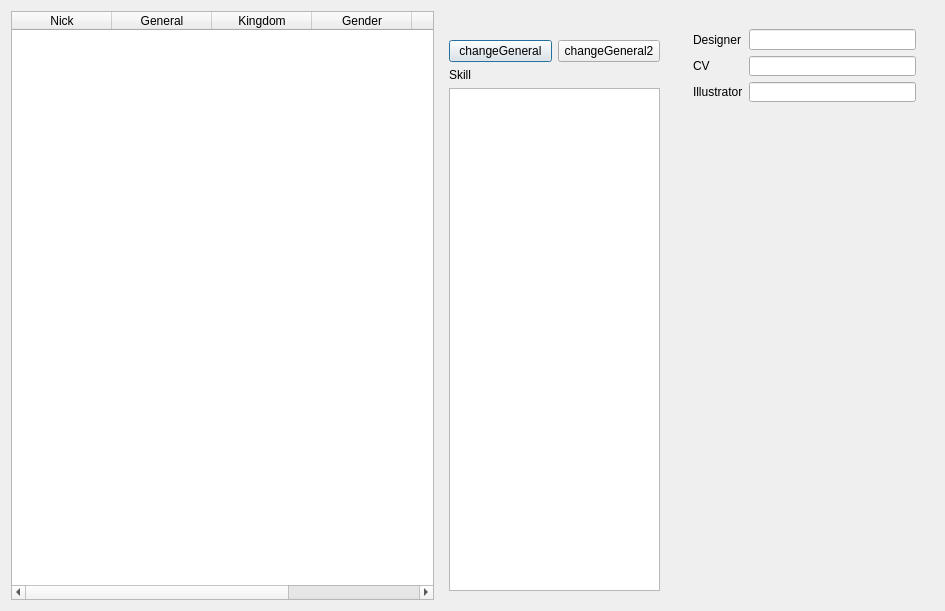
The window that src/dialog/generaloverview.ui (BeginnerSlob/TouhouTripleSha) describes before a commit, drawn with Qt 5.
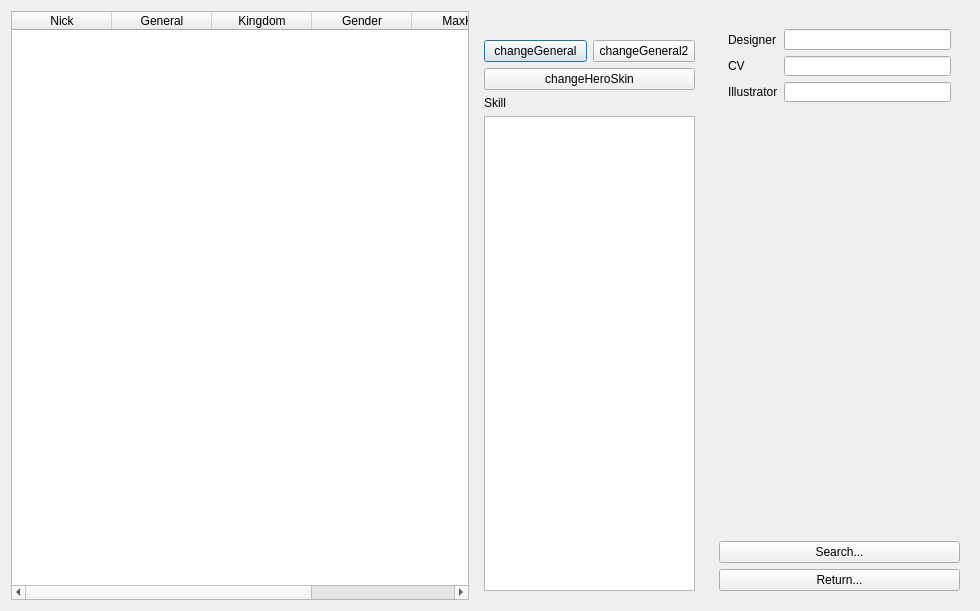
The same window after the commit. Icons and pictures are not drawn.

The edit to the form file:
```diff
--- a/src/dialog/generaloverview.ui
+++ b/src/dialog/generaloverview.ui
@@ -9,7 +9,7 @@
    <rect>
     <x>0</x>
     <y>0</y>
-    <width>945</width>
+    <width>980</width>
     <height>611</height>
    </rect>
   </property>
@@ -117,6 +117,13 @@
           </item>
          </layout>
         </item>
+        <item>
+         <widget class="QPushButton" name="changeHeroSkinButton">
+          <property name="text">
+           <string>changeHeroSkin</string>
+          </property>
+         </widget>
+        </item>
         <item>
          <widget class="QLabel" name="skillLabel">
           <property name="text">
@@ -242,12 +249,26 @@
              <x>0</x>
              <y>0</y>
              <width>241</width>
-             <height>477</height>
+             <height>419</height>
             </rect>
            </property>
           </widget>
          </widget>
         </item>
+        <item>
+         <widget class="QPushButton" name="searchButton">
+          <property name="text">
+           <string>Search...</string>
+          </property>
+         </widget>
+        </item>
+        <item>
+         <widget class="QPushButton" name="returnButton">
+          <property name="text">
+           <string>Return...</string>
+          </property>
+         </widget>
+        </item>
        </layout>
       </widget>
      </item>
```
Left out of the diff: 12 changed lines with no effect on the pictures.
